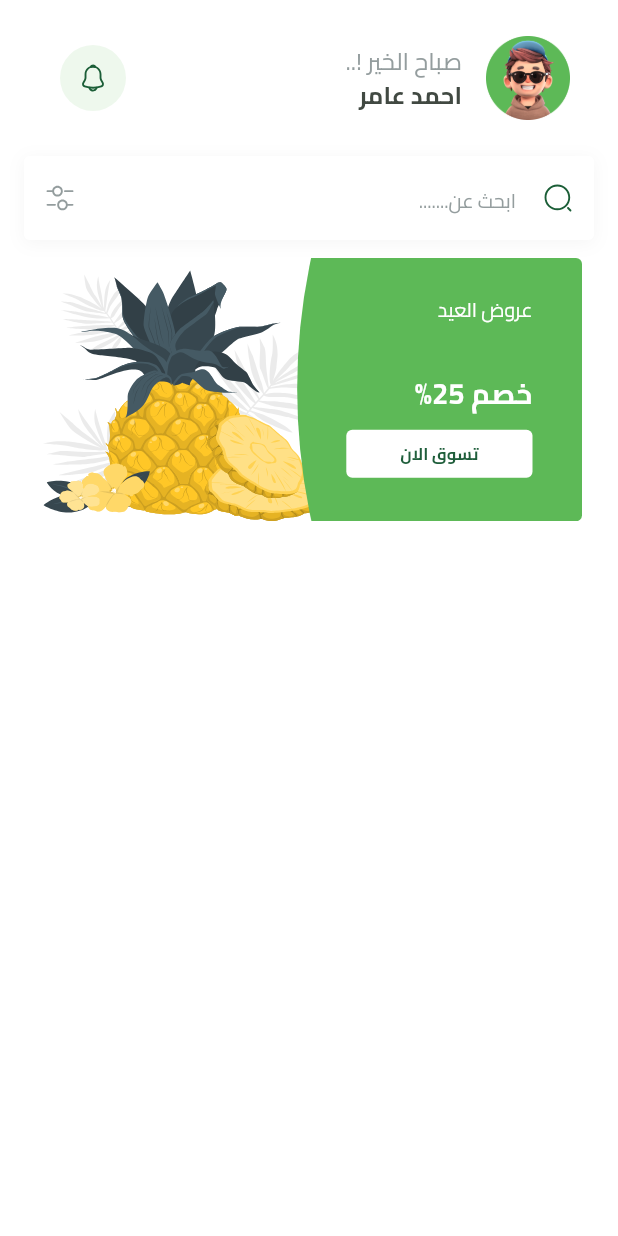
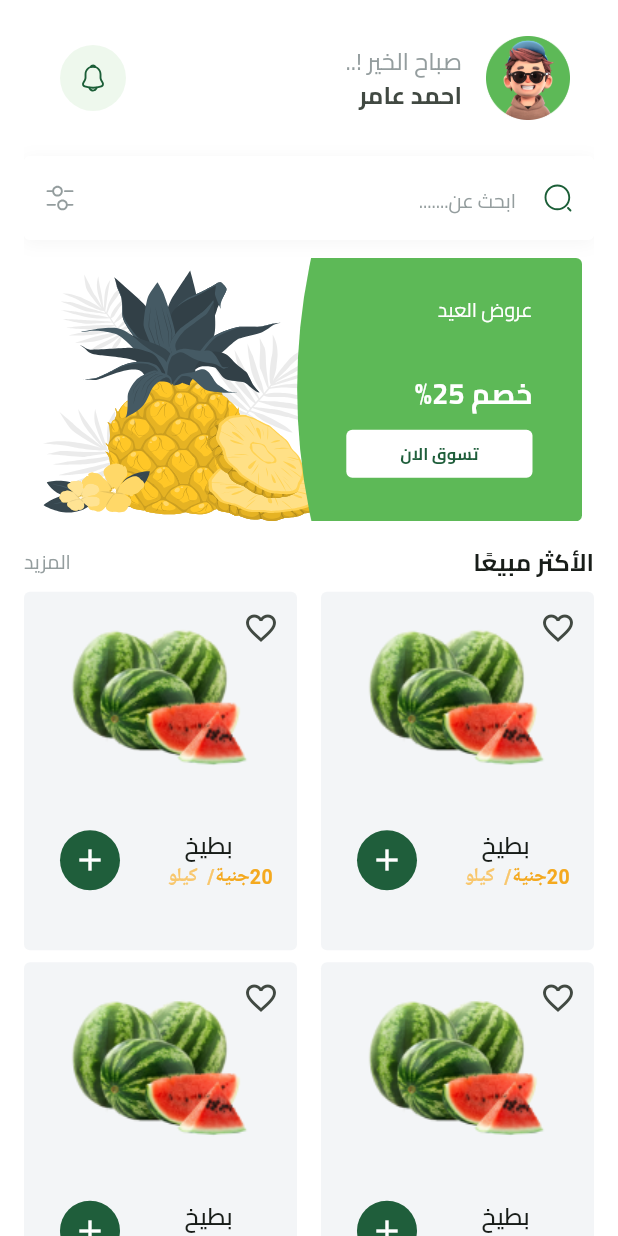
Before and after one commit to abo3amer69/Fruit-App, a Flutter app: the HomeView screen opened by its route, on a phone screen of 412 x 824 dp. Run offline on Flutter 3.47's test engine with Material 3 defaults, Android fonts, the phone set to English and light mode, and no system bars; our stand-ins replace bloc, cloud_firestore, dartz, dots_indicator, firebase_auth, firebase_core and 7 more; missing offline and left inert: flutter_facebook_auth; accounts and stored records are empty.

Commit message:
create best selling header and build widget fruit item

```diff
--- /dev/null
+++ b/lib/core/widget/fruit_item.dart
@@ -0,0 +1,80 @@
+import 'package:flutter/material.dart';
+import 'package:fruit_app/core/utils/app_colors.dart';
+import 'package:fruit_app/core/utils/app_images.dart';
+import 'package:fruit_app/core/utils/app_text_styles.dart';
+
+class FruitItem extends StatelessWidget {
+  const FruitItem({super.key});
+
+  @override
+  Widget build(BuildContext context) {
+    return Container(
+      decoration: ShapeDecoration(
+        color: Color(0xffF3F5F7),
+        shape: RoundedRectangleBorder(borderRadius: BorderRadius.circular(4)),
+      ),
+      child: Stack(
+        children: [
+          Positioned(
+            top: 0,
+            right: 0,
+            child: IconButton(
+              onPressed: () {},
+              icon: Icon(Icons.favorite_outline),
+            ),
+          ),
+          Positioned.fill(
+            child: Column(
+              children: [
+                SizedBox(height: 20),
+                Image.asset(Assets.assetsImagesWatermelonTest),
+                SizedBox(height: 24,),
+                ListTile(
+                  title: Text(
+                    'بطيخ',
+                    textAlign: TextAlign.center,
+                    style: TextStyles.semiBold16,
+                  ),
+                  subtitle: Text.rich(
+                    TextSpan(
+                      children: [
+                        TextSpan(
+                          text: '20جنية',
+                          style: TextStyles.bold13.copyWith(
+                            color: AppColors.secondaryColor,
+                          ),
+                        ),
+                        TextSpan(
+                          text: '/',
+                          style: TextStyles.bold13.copyWith(
+                            color: AppColors.lightSecondaryColor,
+                          ),
+                        ),
+                        TextSpan(
+                          text: '  ',
+                          style: TextStyles.semiBold13.copyWith(
+                            color: AppColors.secondaryColor,
+                          ),
+                        ),
+                        TextSpan(
+                          text: 'كيلو',
+                          style: TextStyles.semiBold13.copyWith(
+                            color: AppColors.lightSecondaryColor,
+                          ),
+                        ),
+                      ],
+                    ),
+                  ),
+                  trailing: const CircleAvatar(
+                    backgroundColor: AppColors.primaryColor,
+                    child: Icon(Icons.add, color: Colors.white),
+                  ),
+                ),
+              ],
+            ),
+          ),
+        ],
+      ),
+    );
+  }
+}
--- /dev/null
+++ b/lib/features/home/presentation/views/widgets/best_selling_grid_view.dart
@@ -0,0 +1,21 @@
+import 'package:flutter/material.dart';
+import 'package:fruit_app/core/widget/fruit_item.dart';
+
+class BestSellingGridView extends StatelessWidget {
+  const BestSellingGridView({super.key});
+
+  @override
+  Widget build(BuildContext context) {
+    return SliverGrid.builder(
+      gridDelegate: const SliverGridDelegateWithFixedCrossAxisCount(
+        crossAxisCount: 2,
+        childAspectRatio: 163 / 214,
+        mainAxisSpacing: 8,
+        crossAxisSpacing: 16,
+      ),
+      itemBuilder: (context, index) {
+        return const FruitItem();
+      },
+    );
+  }
+}
--- /dev/null
+++ b/lib/features/home/presentation/views/widgets/best_selling_headerr.dart
@@ -0,0 +1,25 @@
+import 'package:flutter/material.dart';
+import 'package:fruit_app/core/utils/app_text_styles.dart';
+
+class BestSellingHeader extends StatelessWidget {
+  const BestSellingHeader({super.key});
+
+  @override
+  Widget build(BuildContext context) {
+    return Row(
+      children: [
+        const Text(
+          'الأكثر مبيعًا',
+          textAlign: TextAlign.right,
+          style: TextStyles.bold16,
+        ),
+        const Spacer(),
+        Text(
+          'المزيد',
+          textAlign: TextAlign.center,
+          style: TextStyles.regular13.copyWith(color: const Color(0xFF949D9E)),
+        ),
+      ],
+    );
+  }
+}
--- a/lib/features/home/presentation/views/widgets/home_view_body.dart
+++ b/lib/features/home/presentation/views/widgets/home_view_body.dart
@@ -1,6 +1,9 @@
 import 'package:flutter/material.dart';
 import 'package:fruit_app/constants.dart';
+import 'package:fruit_app/core/widget/fruit_item.dart';
 import 'package:fruit_app/core/widget/search_text_field.dart';
+import 'package:fruit_app/features/home/presentation/views/widgets/best_selling_grid_view.dart';
+import 'package:fruit_app/features/home/presentation/views/widgets/best_selling_headerr.dart';
 import 'package:fruit_app/features/home/presentation/views/widgets/custom_home_app_bar.dart';
 import 'package:fruit_app/features/home/presentation/views/widgets/featured_item.dart';
 import 'package:fruit_app/features/home/presentation/views/widgets/featured_list.dart';
@@ -17,15 +20,19 @@ class HomeViewBody extends StatelessWidget {
           SliverToBoxAdapter(
             child: Column(
               children: [
-                 SizedBox(height: kTopPaddding),
+                SizedBox(height: kTopPaddding),
                 CustomHomeAppBar(),
                 SizedBox(height: kTopPaddding),
                 SearchTextField(),
-              SizedBox(height: 12,),
-              FeaturedList(),
+                SizedBox(height: 12),
+                FeaturedList(),
+                SizedBox(height: 16),
+                BestSellingHeader(),
+                SizedBox(height: 8,),
               ],
             ),
           ),
+        BestSellingGridView(),
         ],
       ),
     );
```
